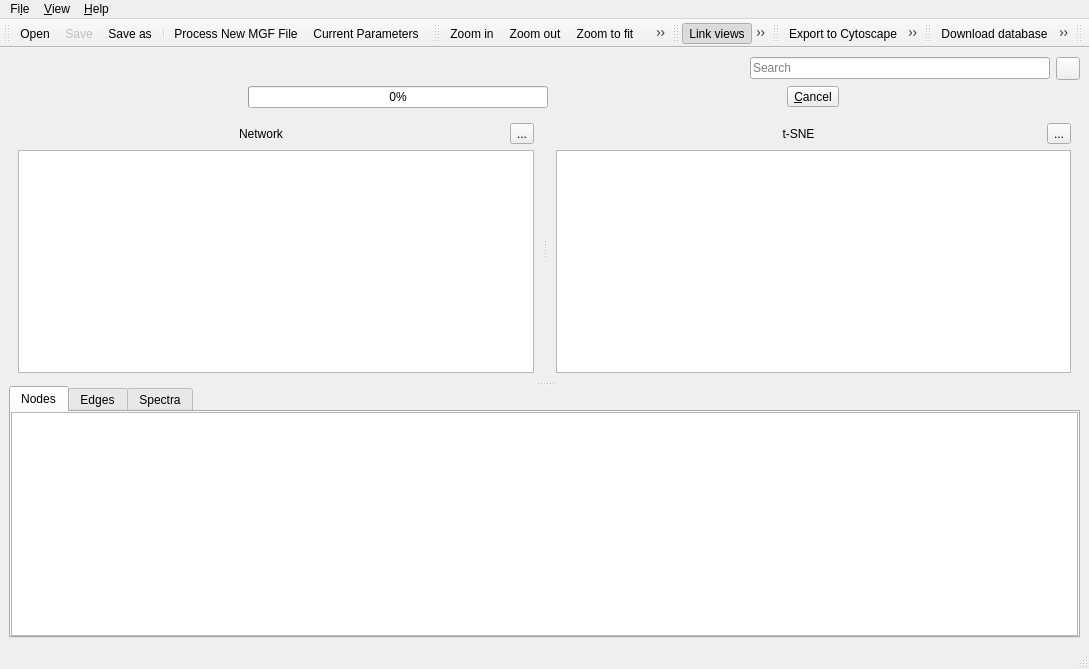
The window that lib/ui/main_window.ui (metgem/metgem) describes before a commit, drawn with Qt 5.
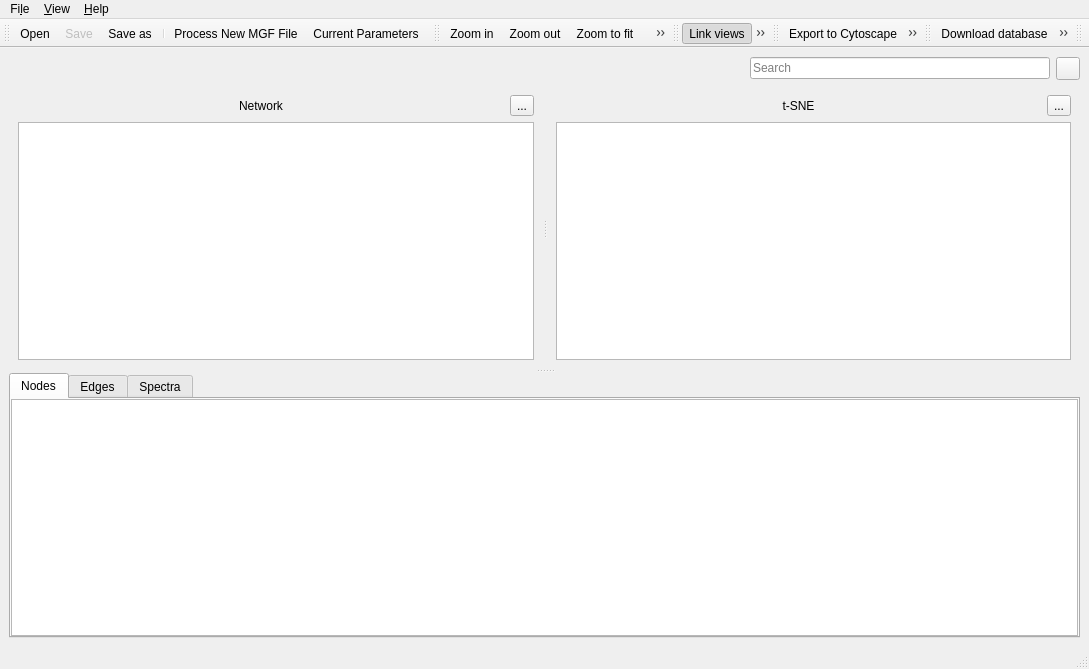
The same window after the commit. Icons and pictures are not drawn. Custom widgets are drawn as their Qt base class.

Commit message: Uses a progress dialog instead of embedded progressbar

Diff of the .ui file:
```diff
--- a/lib/ui/main_window.ui
+++ b/lib/ui/main_window.ui
@@ -78,52 +78,6 @@
       </item>
      </layout>
     </item>
-    <item>
-     <layout class="QHBoxLayout" name="layoutProgress">
-      <property name="spacing">
-       <number>0</number>
-      </property>
-      <item>
-       <widget class="QProgressBar" name="progressBar">
-        <property name="sizePolicy">
-         <sizepolicy hsizetype="Fixed" vsizetype="Fixed">
-          <horstretch>0</horstretch>
-          <verstretch>0</verstretch>
-         </sizepolicy>
-        </property>
-        <property name="minimumSize">
-         <size>
-          <width>300</width>
-          <height>0</height>
-         </size>
-        </property>
-        <property name="value">
-         <number>0</number>
-        </property>
-        <property name="alignment">
-         <set>Qt::AlignCenter</set>
-        </property>
-       </widget>
-      </item>
-      <item>
-       <widget class="QToolButton" name="btCancelProcess">
-        <property name="toolTip">
-         <string>Cancel current processing</string>
-        </property>
-        <property name="statusTip">
-         <string>Cancel current processing</string>
-        </property>
-        <property name="text">
-         <string>&amp;Cancel</string>
-        </property>
-        <property name="icon">
-         <iconset resource="ui.qrc">
-          <normaloff>:/icons/images/cancel.svg</normaloff>:/icons/images/cancel.svg</iconset>
-        </property>
-       </widget>
-      </item>
-     </layout>
-    </item>
     <item>
      <widget class="QSplitter" name="splitter">
       <property name="orientation">
```
The commit also changes 9 other files.
